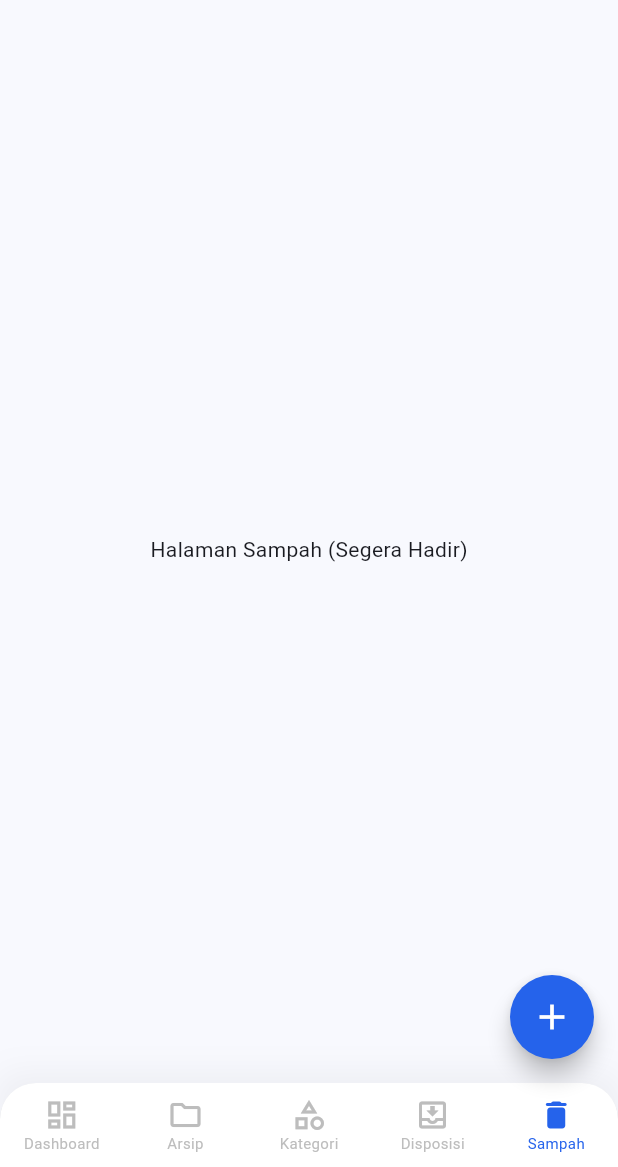
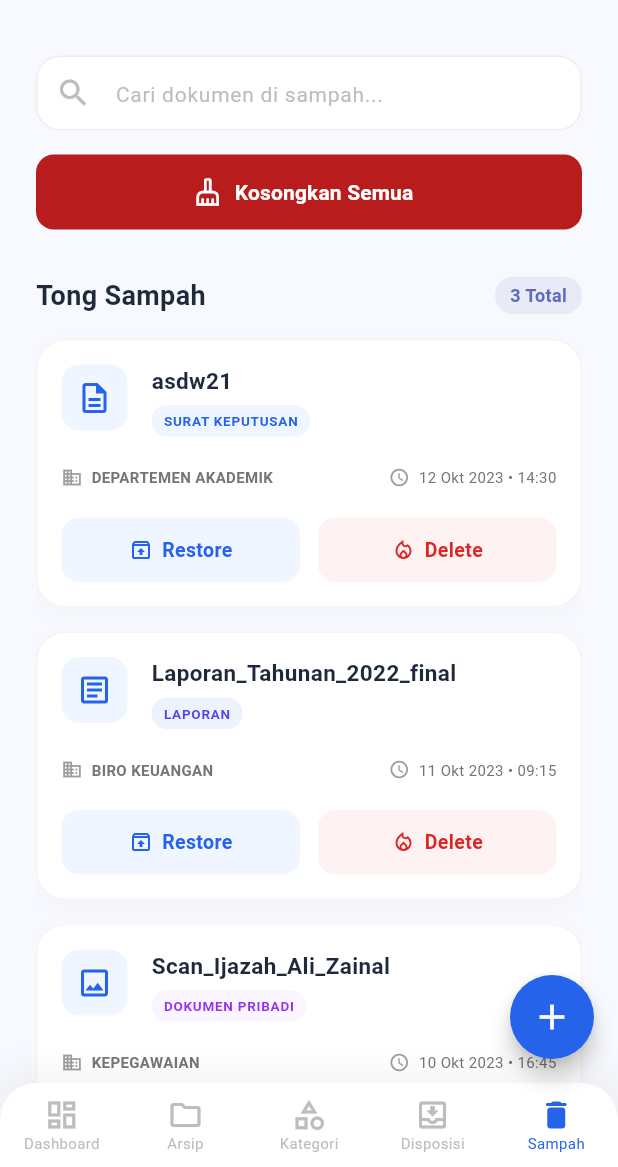
Before and after one commit to SainzLab/eSIP-Mobile, a Flutter app: the MainScreen screen opened directly, item 5 of the bottom bar chosen, on a phone screen of 412 x 824 dp, the part 69-1236 px from its top. Run offline on Flutter 3.47's test engine with Material 3 defaults, Android fonts, the phone set to English and light mode, and no system bars.

Commit message:
updt UI disposisi, sampah, penyesuaian component, class dan import

```diff
--- a/lib/main_screen.dart
+++ b/lib/main_screen.dart
@@ -3,6 +3,7 @@ import 'dashboard_screen.dart';
 import 'archive_screen.dart';
 import 'category_screen.dart';
 import 'disposisi_screen.dart';
+import 'sampah_screen.dart';
 
 class MainScreen extends StatefulWidget {
   const MainScreen({super.key});
@@ -21,7 +22,7 @@ class _MainScreenState extends State<MainScreen> {
     const ArchiveScreen(),
     const CategoryScreen(),
     const DisposisiScreen(),
-    const Center(child: Text('Halaman Sampah (Segera Hadir)')),
+    const SampahScreen(),
   ];
 
   @override
--- /dev/null
+++ b/lib/sampah_screen.dart
@@ -0,0 +1,378 @@
+import 'package:flutter/material.dart';
+
+class SampahScreen extends StatelessWidget {
+  const SampahScreen({super.key});
+
+  @override
+  Widget build(BuildContext context) {
+    final Color bgColor = const Color(0xFFF8F9FE);
+    final Color textDark = const Color(0xFF1E293B);
+
+    return Scaffold(
+      backgroundColor: bgColor,
+      body: SafeArea(
+        child: Padding(
+          padding: const EdgeInsets.symmetric(horizontal: 24.0),
+          child: CustomScrollView(
+            physics: const BouncingScrollPhysics(),
+            slivers: [
+              const SliverToBoxAdapter(child: SizedBox(height: 20)),
+
+              SliverPersistentHeader(
+                pinned: true,
+                delegate: _TrashHeaderDelegate(
+                  minHeight: 60.0,
+                  maxHeight: 130.0,
+                ),
+              ),
+
+              SliverToBoxAdapter(
+                child: Padding(
+                  padding: const EdgeInsets.only(top: 24.0, bottom: 16.0),
+                  child: Row(
+                    mainAxisAlignment: MainAxisAlignment.spaceBetween,
+                    children: [
+                      Text(
+                        'Tong Sampah',
+                        style: TextStyle(
+                          fontSize: 18,
+                          fontWeight: FontWeight.bold,
+                          color: textDark,
+                        ),
+                      ),
+                      Container(
+                        padding: const EdgeInsets.symmetric(horizontal: 10, vertical: 4),
+                        decoration: BoxDecoration(
+                          color: Colors.indigo.shade50,
+                          borderRadius: BorderRadius.circular(12),
+                        ),
+                        child: Text(
+                          '3 Total',
+                          style: TextStyle(
+                            fontSize: 12,
+                            fontWeight: FontWeight.bold,
+                            color: Colors.indigo.shade400,
+                          ),
+                        ),
+                      ),
+                    ],
+                  ),
+                ),
+              ),
+
+              SliverList(
+                delegate: SliverChildListDelegate([
+                  _buildTrashCard(
+                    title: 'asdw21',
+                    badgeText: 'SURAT KEPUTUSAN',
+                    badgeColor: const Color(0xFF2563EB),
+                    badgeBgColor: const Color(0xFFEFF6FF),
+                    department: 'DEPARTEMEN AKADEMIK',
+                    dateTime: '12 Okt 2023 • 14:30',
+                    iconData: Icons.description_outlined,
+                  ),
+                  _buildTrashCard(
+                    title: 'Laporan_Tahunan_2022_final',
+                    badgeText: 'LAPORAN',
+                    badgeColor: const Color(0xFF4F46E5),
+                    badgeBgColor: const Color(0xFFEEF2FF),
+                    department: 'BIRO KEUANGAN',
+                    dateTime: '11 Okt 2023 • 09:15',
+                    iconData: Icons.article_outlined,
+                  ),
+                  _buildTrashCard(
+                    title: 'Scan_Ijazah_Ali_Zainal',
+                    badgeText: 'DOKUMEN PRIBADI',
+                    badgeColor: const Color(0xFF9333EA),
+                    badgeBgColor: const Color(0xFFFAF5FF),
+                    department: 'KEPEGAWAIAN',
+                    dateTime: '10 Okt 2023 • 16:45',
+                    iconData: Icons.image_outlined,
+                  ),
+                ]),
+              ),
+            ],
+          ),
+        ),
+      ),
+    );
+  }
+
+  Widget _buildTrashCard({
+    required String title,
+    required String badgeText,
+    required Color badgeColor,
+    required Color badgeBgColor,
+    required String department,
+    required String dateTime,
+    required IconData iconData,
+  }) {
+    return Container(
+      margin: const EdgeInsets.only(bottom: 16),
+      padding: const EdgeInsets.all(16),
+      decoration: BoxDecoration(
+        color: Colors.white,
+        borderRadius: BorderRadius.circular(20),
+        boxShadow: [
+          BoxShadow(color: Colors.black.withValues(alpha: 0.02), blurRadius: 10, offset: const Offset(0, 4)),
+        ],
+        border: Border.all(color: Colors.grey.shade100),
+      ),
+      child: Column(
+        crossAxisAlignment: CrossAxisAlignment.start,
+        children: [
+          Row(
+            crossAxisAlignment: CrossAxisAlignment.start,
+            children: [
+              Container(
+                padding: const EdgeInsets.all(10),
+                decoration: BoxDecoration(
+                  color: const Color(0xFFEFF6FF),
+                  borderRadius: BorderRadius.circular(12),
+                ),
+                child: Icon(iconData, color: const Color(0xFF2563EB), size: 24),
+              ),
+              const SizedBox(width: 16),
+              Expanded(
+                child: Column(
+                  crossAxisAlignment: CrossAxisAlignment.start,
+                  children: [
+                    Text(
+                      title,
+                      style: const TextStyle(fontWeight: FontWeight.bold, fontSize: 15, color: Color(0xFF1E293B)),
+                      maxLines: 1,
+                      overflow: TextOverflow.ellipsis,
+                    ),
+                    const SizedBox(height: 6),
+                    Container(
+                      padding: const EdgeInsets.symmetric(horizontal: 8, vertical: 4),
+                      decoration: BoxDecoration(
+                        color: badgeBgColor,
+                        borderRadius: BorderRadius.circular(12),
+                      ),
+                      child: Text(
+                        badgeText,
+                        style: TextStyle(fontSize: 9, fontWeight: FontWeight.bold, color: badgeColor, letterSpacing: 0.5),
+                      ),
+                    ),
+                  ],
+                ),
+              ),
+            ],
+          ),
+          const SizedBox(height: 20),
+
+          Row(
+            mainAxisAlignment: MainAxisAlignment.spaceBetween,
+            children: [
+              Row(
+                children: [
+                  Icon(Icons.domain_outlined, size: 14, color: Colors.grey.shade500),
+                  const SizedBox(width: 6),
+                  Text(department, style: TextStyle(fontSize: 10, fontWeight: FontWeight.bold, color: Colors.grey.shade600)),
+                ],
+              ),
+              Row(
+                children: [
+                  Icon(Icons.access_time_rounded, size: 14, color: Colors.grey.shade500),
+                  const SizedBox(width: 6),
+                  Text(dateTime, style: TextStyle(fontSize: 10, color: Colors.grey.shade600)),
+                ],
+              ),
+            ],
+          ),
+          const SizedBox(height: 20),
+
+
+          Row(
+            children: [
+              Expanded(
+                child: Material(
+                  color: const Color(0xFFEFF6FF),
+                  borderRadius: BorderRadius.circular(12),
+                  child: InkWell(
+                    onTap: () {},
+                    borderRadius: BorderRadius.circular(12),
+                    child: const Padding(
+                      padding: EdgeInsets.symmetric(vertical: 12),
+                      child: Row(
+                        mainAxisAlignment: MainAxisAlignment.center,
+                        children: [
+                          Icon(Icons.unarchive_outlined, color: Color(0xFF2563EB), size: 16),
+                          SizedBox(width: 6),
+                          Text('Restore', style: TextStyle(color: Color(0xFF2563EB), fontWeight: FontWeight.bold, fontSize: 13)),
+                        ],
+                      ),
+                    ),
+                  ),
+                ),
+              ),
+              const SizedBox(width: 12),
+
+              Expanded(
+                child: Material(
+                  color: const Color(0xFFFEF2F2),
+                  borderRadius: BorderRadius.circular(12),
+                  child: InkWell(
+                    onTap: () {},
+                    borderRadius: BorderRadius.circular(12),
+                    child: const Padding(
+                      padding: EdgeInsets.symmetric(vertical: 12),
+                      child: Row(
+                        mainAxisAlignment: MainAxisAlignment.center,
+                        children: [
+                          Icon(Icons.local_fire_department_outlined, color: Color(0xFFDC2626), size: 16),
+                          SizedBox(width: 6),
+                          Text('Delete', style: TextStyle(color: Color(0xFFDC2626), fontWeight: FontWeight.bold, fontSize: 13)),
+                        ],
+                      ),
+                    ),
+                  ),
+                ),
+              ),
+            ],
+          ),
+        ],
+      ),
+    );
+  }
+}
+
+class _TrashHeaderDelegate extends SliverPersistentHeaderDelegate {
+  final double minHeight;
+  final double maxHeight;
+
+  _TrashHeaderDelegate({required this.minHeight, required this.maxHeight});
+
+  @override
+  double get minExtent => minHeight;
+
+  @override
+  double get maxExtent => maxHeight;
+
+  @override
+  Widget build(BuildContext context, double shrinkOffset, bool overlapsContent) {
+    double progress = (shrinkOffset / (maxExtent - minExtent)).clamp(0.0, 1.0);
+    final Color dangerRed = const Color(0xFFB91C1C);
+
+    return Container(
+      color: const Color(0xFFF8F9FE),
+      alignment: Alignment.center,
+      child: ClipRect(
+        child: Stack(
+          fit: StackFit.expand,
+          children: [
+            Opacity(
+              opacity: 1.0 - progress,
+              child: IgnorePointer(
+                ignoring: progress > 0.5,
+                child: OverflowBox(
+                  minHeight: maxHeight,
+                  maxHeight: maxHeight,
+                  alignment: Alignment.center,
+                  child: Column(
+                    mainAxisAlignment: MainAxisAlignment.center,
+                    children: [
+                      Container(
+                        height: 50,
+                        decoration: BoxDecoration(
+                          color: Colors.white,
+                          borderRadius: BorderRadius.circular(16),
+                          border: Border.all(color: Colors.grey.shade200),
+                        ),
+                        child: TextField(
+                          decoration: InputDecoration(
+                            hintText: 'Cari dokumen di sampah...',
+                            hintStyle: TextStyle(color: Colors.grey.shade400, fontSize: 14),
+                            prefixIcon: Icon(Icons.search, color: Colors.grey.shade400),
+                            border: InputBorder.none,
+                            contentPadding: const EdgeInsets.symmetric(vertical: 14),
+                          ),
+                        ),
+                      ),
+                      const SizedBox(height: 16),
+                      SizedBox(
+                        width: double.infinity,
+                        height: 50,
+                        child: ElevatedButton.icon(
+                          onPressed: () {},
+                          icon: const Icon(Icons.cleaning_services_outlined, size: 20),
+                          label: const Text('Kosongkan Semua', style: TextStyle(fontSize: 14, fontWeight: FontWeight.bold)),
+                          style: ElevatedButton.styleFrom(
+                            backgroundColor: dangerRed,
+                            foregroundColor: Colors.white,
+                            elevation: 0,
+                            shape: RoundedRectangleBorder(borderRadius: BorderRadius.circular(12)),
+                          ),
+                        ),
+                      ),
+                    ],
+                  ),
+                ),
+              ),
+            ),
+
+            Opacity(
+              opacity: progress,
+              child: IgnorePointer(
+                ignoring: progress < 0.5,
+                child: Row(
+                  crossAxisAlignment: CrossAxisAlignment.center,
+                  children: [
+                    Expanded(
+                      child: Container(
+                        height: 45,
+                        padding: const EdgeInsets.symmetric(horizontal: 16),
+                        decoration: BoxDecoration(
+                          color: Colors.white,
+                          borderRadius: BorderRadius.circular(12),
+                          border: Border.all(color: Colors.grey.shade200),
+                          boxShadow: [
+                            BoxShadow(color: Colors.black.withValues(alpha: 0.02), blurRadius: 4, offset: const Offset(0, 2)),
+                          ],
+                        ),
+                        alignment: Alignment.center,
+                        child: TextField(
+                          decoration: InputDecoration(
+                            hintText: 'Cari...',
+                            hintStyle: TextStyle(color: Colors.grey.shade400, fontSize: 14),
+                            prefixIcon: Icon(Icons.search, color: Colors.grey.shade400, size: 20),
+                            prefixIconConstraints: const BoxConstraints(minWidth: 30, minHeight: 20),
+                            border: InputBorder.none,
+                            isCollapsed: true,
+                          ),
+                        ),
+                      ),
+                    ),
+                    const SizedBox(width: 12),
+
+                    Container(
+                      height: 45,
+                      width: 45,
+                      decoration: BoxDecoration(
+                        color: dangerRed,
+                        borderRadius: BorderRadius.circular(12),
+                        boxShadow: [
+                          BoxShadow(color: dangerRed.withValues(alpha: 0.3), blurRadius: 8, offset: const Offset(0, 3)),
+                        ],
+                      ),
+                      child: IconButton(
+                        icon: const Icon(Icons.cleaning_services_outlined, color: Colors.white, size: 20),
+                        onPressed: () {},
+                      ),
+                    ),
+                  ],
+                ),
+              ),
+            ),
+          ],
+        ),
+      ),
+    );
+  }
+
+  @override
+  bool shouldRebuild(_TrashHeaderDelegate oldDelegate) {
+    return maxHeight != oldDelegate.maxHeight || minHeight != oldDelegate.minHeight;
+  }
+}
```
Also changed, not shown: lib/disposisi_screen.dart (+156 -48 lines), 1 other file.
